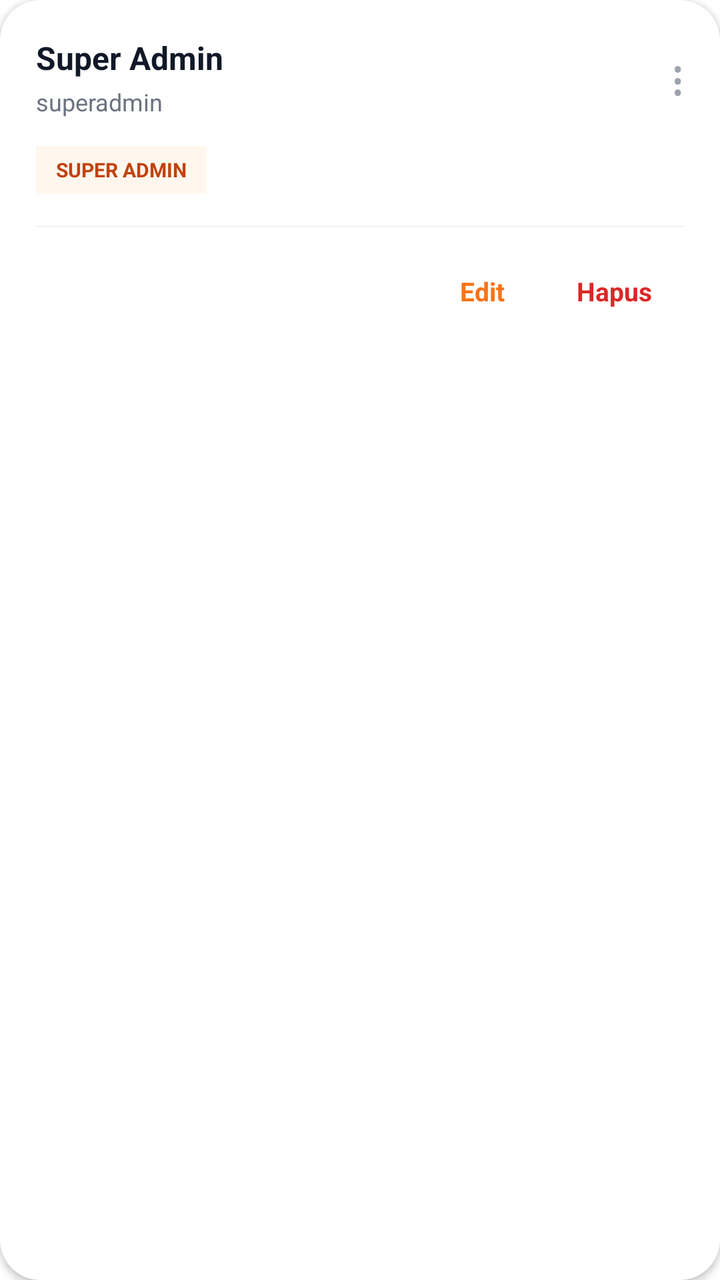
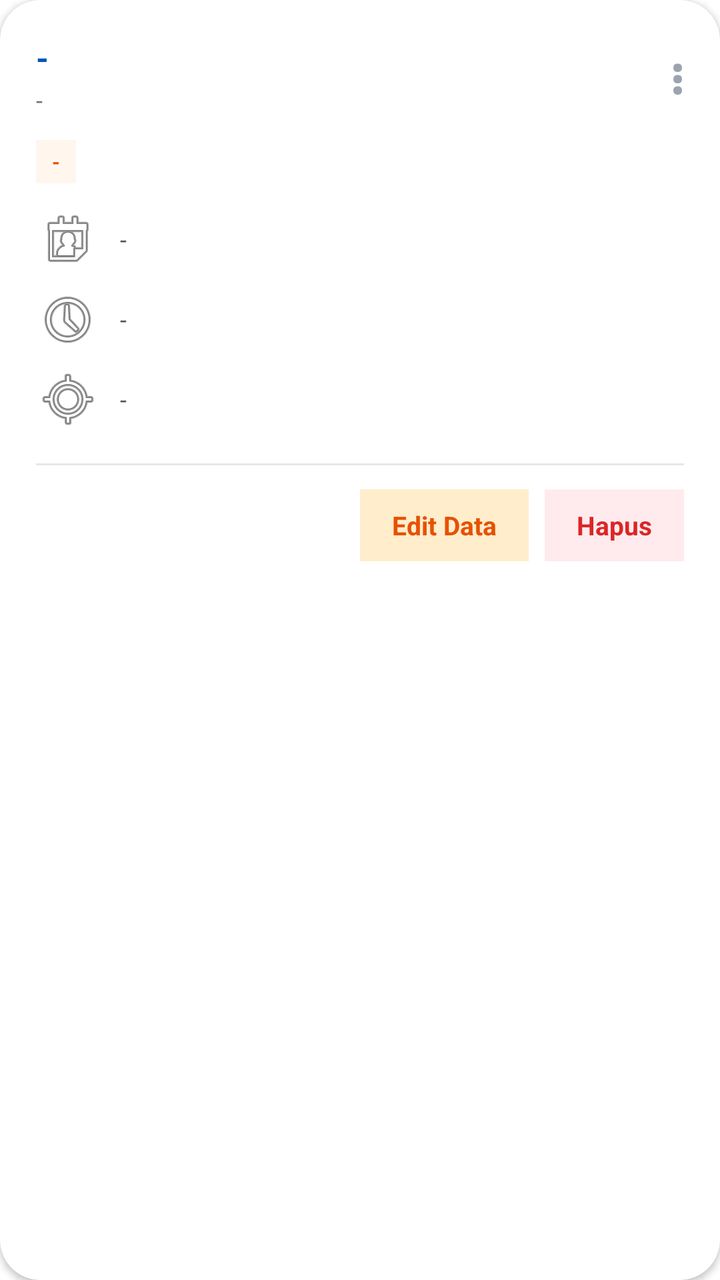

Two renders of the same Android screen: before a commit and after it. Below are the layout's source before the change and the commit's diff.
<!-- AndroidManifest.xml: application theme Theme.Bpskota -->
<!-- res/layout/item_user.xml -->
<?xml version="1.0" encoding="utf-8"?>
<androidx.cardview.widget.CardView
    xmlns:android="http://schemas.android.com/apk/res/android"
    xmlns:app="http://schemas.android.com/apk/res-auto"
    android:layout_width="match_parent"
    android:layout_height="wrap_content"
    android:layout_marginBottom="12dp"
    app:cardBackgroundColor="#FFFFFF"
    app:cardCornerRadius="20dp"
    app:cardElevation="2dp">

    <LinearLayout
        android:layout_width="match_parent"
        android:layout_height="wrap_content"
        android:orientation="vertical"
        android:padding="18dp">

        
        <LinearLayout
            android:layout_width="match_parent"
            android:layout_height="wrap_content"
            android:gravity="center_vertical"
            android:orientation="horizontal">

            <LinearLayout
                android:layout_width="0dp"
                android:layout_height="wrap_content"
                android:layout_weight="1"
                android:orientation="vertical">

                <TextView
                    android:id="@+id/tvUserName"
                    android:layout_width="wrap_content"
                    android:layout_height="wrap_content"
                    android:text="Super Admin"
                    android:textColor="#111827"
                    android:textSize="16sp"
                    android:textStyle="bold" />

                <TextView
                    android:id="@+id/tvUserUsername"
                    android:layout_width="wrap_content"
                    android:layout_height="wrap_content"
                    android:layout_marginTop="3dp"
                    android:text="superadmin"
                    android:textColor="#6B7280"
                    android:textSize="12sp" />

            </LinearLayout>

            <TextView
                android:layout_width="wrap_content"
                android:layout_height="wrap_content"
                android:text="⋮"
                android:textColor="#9CA3AF"
                android:textSize="24sp" />

        </LinearLayout>

        
        <TextView
            android:id="@+id/tvUserRole"
            android:layout_width="wrap_content"
            android:layout_height="wrap_content"
            android:layout_marginTop="14dp"
            android:background="#FFF7ED"
            android:paddingStart="10dp"
            android:paddingTop="5dp"
            android:paddingEnd="10dp"
            android:paddingBottom="5dp"
            android:text="SUPER ADMIN"
            android:textColor="#C2410C"
            android:textSize="10sp"
            android:textStyle="bold" />

        
        <View
            android:layout_width="match_parent"
            android:layout_height="1dp"
            android:layout_marginTop="16dp"
            android:background="#F3F4F6" />

        
        <LinearLayout
            android:layout_width="match_parent"
            android:layout_height="wrap_content"
            android:layout_marginTop="12dp"
            android:gravity="end"
            android:orientation="horizontal">

            <TextView
                android:id="@+id/btnEditUser"
                android:layout_width="wrap_content"
                android:layout_height="40dp"
                android:gravity="center"
                android:paddingStart="16dp"
                android:paddingEnd="16dp"
                android:text="Edit"
                android:textColor="#F97316"
                android:textSize="13sp"
                android:textStyle="bold" />

            <TextView
                android:id="@+id/btnDeleteUser"
                android:layout_width="wrap_content"
                android:layout_height="40dp"
                android:layout_marginStart="4dp"
                android:gravity="center"
                android:paddingStart="16dp"
                android:paddingEnd="16dp"
                android:text="Hapus"
                android:textColor="#DC2626"
                android:textSize="13sp"
                android:textStyle="bold" />

        </LinearLayout>

    </LinearLayout>

</androidx.cardview.widget.CardView>
<!-- resources referenced by this layout -->
<resources>
  <style name="Theme.Bpskota" parent="Theme.MaterialComponents.DayNight.NoActionBar">
          
          <item name="colorPrimary">@color/purple_500</item>
          <item name="colorPrimaryVariant">@color/purple_700</item>
          <item name="colorOnPrimary">@color/white</item>
          
          <item name="colorSecondary">@color/teal_200</item>
          <item name="colorSecondaryVariant">@color/teal_700</item>
          <item name="colorOnSecondary">@color/black</item>
          
          <item name="android:statusBarColor">@color/white</item>
          
      </style>
  <color name="purple_500">#FF6200EE</color>
  <color name="purple_700">#FF3700B3</color>
  <color name="white">#FFFFFFFF</color>
  <color name="teal_200">#FF03DAC5</color>
  <color name="teal_700">#FF018786</color>
  <color name="black">#FF000000</color>
</resources>

<!-- the commit's change to res/layout/item_user.xml (unified diff, before → after) -->
@@ -28,57 +28,102 @@
                 android:layout_weight="1"
                 android:orientation="vertical">
 
+                
                 <TextView
                     android:id="@+id/tvUserName"
                     android:layout_width="wrap_content"
                     android:layout_height="wrap_content"
-                    android:text="Super Admin"
-                    android:textColor="#111827"
+                    android:textColor="#0056B3"
                     android:textSize="16sp"
-                    android:textStyle="bold" />
+                    android:textStyle="bold"
+                    android:text="-" />
 
                 <TextView
                     android:id="@+id/tvUserUsername"
                     android:layout_width="wrap_content"
                     android:layout_height="wrap_content"
-                    android:layout_marginTop="3dp"
-                    android:text="superadmin"
+                    android:layout_marginTop="2dp"
                     android:textColor="#6B7280"
-                    android:textSize="12sp" />
+                    android:textSize="12sp"
+                    android:text="-" />
 
             </LinearLayout>
 
+            
             <TextView
                 android:layout_width="wrap_content"
                 android:layout_height="wrap_content"
+                android:paddingStart="8dp"
+                android:paddingEnd="0dp"
                 android:text="⋮"
                 android:textColor="#9CA3AF"
-                android:textSize="24sp" />
+                android:textSize="24sp"
+                android:textStyle="bold" />
 
         </LinearLayout>
 
+        
         
         <TextView
             android:id="@+id/tvUserRole"
             android:layout_width="wrap_content"
             android:layout_height="wrap_content"
-            android:layout_marginTop="14dp"
+            android:layout_marginTop="12dp"
             android:background="#FFF7ED"
-            android:paddingStart="10dp"
-            android:paddingTop="5dp"
-            android:paddingEnd="10dp"
-            android:paddingBottom="5dp"
-            android:text="SUPER ADMIN"
-            android:textColor="#C2410C"
+            android:paddingStart="8dp"
+            android:paddingTop="4dp"
+            android:paddingEnd="8dp"
+            android:paddingBottom="4dp"
+            android:textColor="#E65100"
             android:textSize="10sp"
-            android:textStyle="bold" />
+            android:textStyle="bold"
+            android:text="-" />
 
+        
+        
+        <TextView
+            android:id="@+id/tvKegiatanTanggal"
+            android:layout_width="match_parent"
+            android:layout_height="wrap_content"
+            android:layout_marginTop="12dp"
+            android:drawableStart="@android:drawable/ic_menu_my_calendar"
+            android:drawablePadding="10dp"
+            android:gravity="center_vertical"
+            android:textColor="#4B5563"
+            android:textSize="12sp"
+            android:text="-" />
+
+        <TextView
+            android:id="@+id/tvKegiatanJam"
+            android:layout_width="match_parent"
+            android:layout_height="wrap_content"
+            android:layout_marginTop="8dp"
+            android:drawableStart="@android:drawable/ic_menu_recent_history"
+            android:drawablePadding="10dp"
+            android:gravity="center_vertical"
+            android:textColor="#4B5563"
+            android:textSize="12sp"
+            android:text="-" />
+
+        <TextView
+            android:id="@+id/tvKegiatanLokasi"
+            android:layout_width="match_parent"
+            android:layout_height="wrap_content"
+            android:layout_marginTop="8dp"
+            android:drawableStart="@android:drawable/ic_menu_mylocation"
+            android:drawablePadding="10dp"
+            android:gravity="center_vertical"
+            android:textColor="#4B5563"
+            android:textSize="12sp"
+            android:text="-" />
+
+        
         
         <View
             android:layout_width="match_parent"
             android:layout_height="1dp"
             android:layout_marginTop="16dp"
-            android:background="#F3F4F6" />
+            android:background="#E5E7EB" />
 
         
         <LinearLayout
@@ -88,23 +133,27 @@
             android:gravity="end"
             android:orientation="horizontal">
 
+            
             <TextView
                 android:id="@+id/btnEditUser"
                 android:layout_width="wrap_content"
-                android:layout_height="40dp"
+                android:layout_height="36dp"
+                android:background="#FFEDCC"
                 android:gravity="center"
                 android:paddingStart="16dp"
                 android:paddingEnd="16dp"
-                android:text="Edit"
-                android:textColor="#F97316"
+                android:text="Edit Data"
+                android:textColor="#E65100"
                 android:textSize="13sp"
                 android:textStyle="bold" />
 
+            
             <TextView
                 android:id="@+id/btnDeleteUser"
                 android:layout_width="wrap_content"
-                android:layout_height="40dp"
-                android:layout_marginStart="4dp"
+                android:layout_height="36dp"
+                android:layout_marginStart="8dp"
+                android:background="#FFEBEE"
                 android:gravity="center"
                 android:paddingStart="16dp"
                 android:paddingEnd="16dp"
